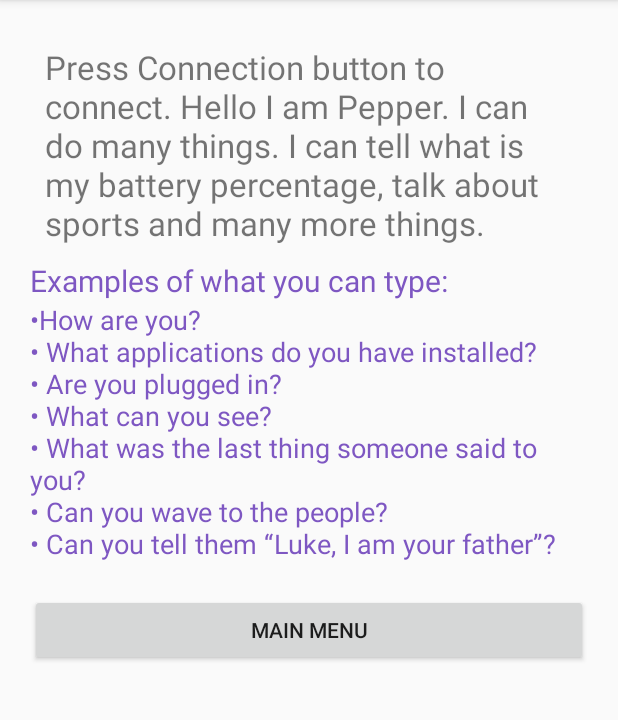
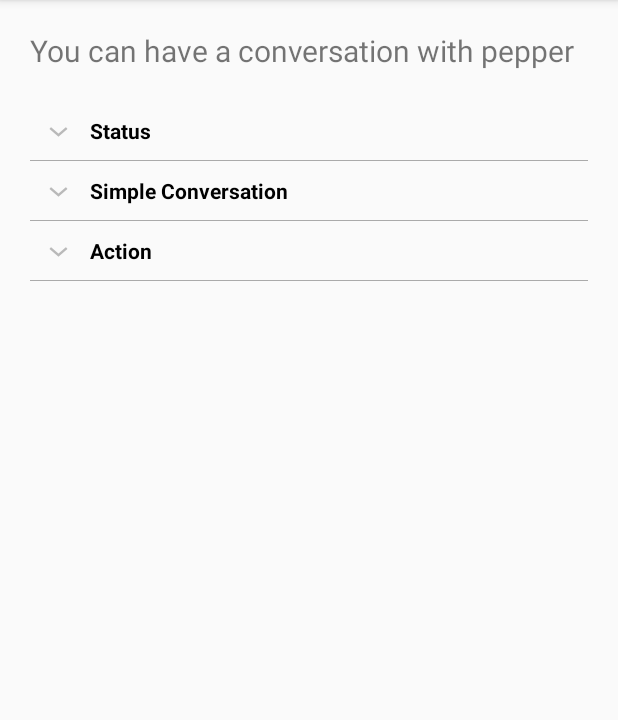
Before and after one commit to ddkpham/Telepresence, an Android app: the HelpPageActivity screen opened directly, with no data from a screen before it, on a phone screen of 412 x 824 dp, the part 84-804 px from its top. Run offline under Robolectric (Android 15) with nearby library versions, the phone set to English and light mode, and no system bars.

Commit message:
Changed HelpPageActivity using ExpandableListView - Added and Edited files for implementing ExpandableListView - Added some sentences in strings.xml

```diff
--- a/Android/app/src/main/java/theshakers/cmpt276/sfu/ca/robottelepresense/HelpPageActivity.java
+++ b/Android/app/src/main/java/theshakers/cmpt276/sfu/ca/robottelepresense/HelpPageActivity.java
@@ -1,32 +1,53 @@
 package theshakers.cmpt276.sfu.ca.robottelepresense;
 
-import android.app.Activity;
-import android.content.Intent;
 import android.os.Bundle;
 import android.support.v7.app.AppCompatActivity;
 import android.view.View;
 import android.widget.Button;
+import android.widget.ExpandableListAdapter;
+import android.widget.ExpandableListView;
+
+import java.util.ArrayList;
+import java.util.HashMap;
+import java.util.List;
+
+import theshakers.cmpt276.sfu.ca.robottelepresense.UI.CustomExpandableListAdapter;
+import theshakers.cmpt276.sfu.ca.robottelepresense.UI.ExpandableListDataPump;
 
 /**
  * Created by baesubin on 2018-10-24.
  */
 
-//Help page activity givess information how to connect to Pepper and how to use it
+//Help page activity gives information how to connect to Pepper and how to use it
 public class HelpPageActivity extends AppCompatActivity {
     private final String TAG = "HelpPageActivity";
     private Button goBackBtn = null;
+    private ExpandableListView expandableListView = null;
+    private ExpandableListAdapter expandableListAdapter = null;
+    private List<String> expandableListTitle = null;
+    private HashMap<String, List<String>> expandableListDetail = null;
+    private ExpandableListDataPump expandableListDataPump = null;
 
     @Override
     protected void onCreate(Bundle savedInstanceState) {
         super.onCreate(savedInstanceState);
         setContentView(R.layout.activity_help);
 
+        expandableListView = (ExpandableListView) findViewById(R.id.expandableListView);
         goBackBtn = (Button) findViewById(R.id.mainMenu);
+
         goBackBtn.setOnClickListener(new View.OnClickListener() {
             @Override
             public void onClick(View v) {
                 finish();
             }
         });
+
+        expandableListDataPump = new ExpandableListDataPump(this);
+        expandableListDetail = expandableListDataPump.getData();
+        expandableListTitle = new ArrayList<String>(expandableListDetail.keySet());
+        expandableListAdapter = new CustomExpandableListAdapter(this, expandableListTitle, expandableListDetail);
+        expandableListView.setAdapter(expandableListAdapter);
+
     }
 }
--- a/Android/app/src/main/java/theshakers/cmpt276/sfu/ca/robottelepresense/MainActivity.java
+++ b/Android/app/src/main/java/theshakers/cmpt276/sfu/ca/robottelepresense/MainActivity.java
@@ -35,6 +35,7 @@ public class MainActivity extends AppCompatActivity implements View.OnClickListe
             case R.id.helpPageBtn:
                 intent = new  Intent (this, HelpPageActivity.class);
                 startActivity(intent);
+                break;
         }
     }
 }
--- a/Android/app/src/main/java/theshakers/cmpt276/sfu/ca/robottelepresense/Model/Message.java
+++ b/Android/app/src/main/java/theshakers/cmpt276/sfu/ca/robottelepresense/Model/Message.java
@@ -1,7 +1,6 @@
 package theshakers.cmpt276.sfu.ca.robottelepresense.Model;
 
 import com.stfalcon.chatkit.commons.models.IMessage;
-
 import java.util.Date;
 
 /**
--- a/Android/app/src/main/java/theshakers/cmpt276/sfu/ca/robottelepresense/Server/Client.java
+++ b/Android/app/src/main/java/theshakers/cmpt276/sfu/ca/robottelepresense/Server/Client.java
@@ -18,7 +18,7 @@ import theshakers.cmpt276.sfu.ca.robottelepresense.R;
  * Created by baesubin on 2018-10-14.
  */
 
-// client class connect to Pepper
+// The class for connecting to python server in Pepper
 public class Client extends AsyncTask <String, Void, String>{
     private final String TAG = "Client";
     private InetAddress inetAddress = null;
--- /dev/null
+++ b/Android/app/src/main/java/theshakers/cmpt276/sfu/ca/robottelepresense/UI/CustomExpandableListAdapter.java
@@ -0,0 +1,101 @@
+package theshakers.cmpt276.sfu.ca.robottelepresense.UI;
+
+import android.content.Context;
+import android.graphics.Typeface;
+import android.view.LayoutInflater;
+import android.view.View;
+import android.view.ViewGroup;
+import android.widget.BaseExpandableListAdapter;
+import android.widget.TextView;
+
+import java.util.HashMap;
+import java.util.List;
+
+import theshakers.cmpt276.sfu.ca.robottelepresense.R;
+
+/**
+ * Created by baesubin on 2018-10-25.
+ */
+
+//The class is custom adapter for ExpandableList in Help page
+public class CustomExpandableListAdapter extends BaseExpandableListAdapter {
+
+    private Context context;
+    private List<String> expandableListTitle;
+    private HashMap<String, List<String>> expandableListDetail;
+
+    public CustomExpandableListAdapter(Context context, List<String> expandableListTitle,
+                                       HashMap<String, List<String>> expandableListDetail) {
+        this.context = context;
+        this.expandableListTitle = expandableListTitle;
+        this.expandableListDetail = expandableListDetail;
+    }
+
+    @Override
+    public Object getChild(int listPosition, int expandedListPosition) {
+        return this.expandableListDetail.get(this.expandableListTitle.get(listPosition)).get(expandedListPosition);
+    }
+
+    @Override
+    public long getChildId(int listPosition, int expandedListPosition) {
+        return expandedListPosition;
+    }
+
+    @Override
+    public View getChildView(int listPosition, final int expandedListPosition, boolean isLastChild, View convertView, ViewGroup parent) {
+        final String expandedListText = (String) getChild(listPosition, expandedListPosition);
+        if (convertView == null) {
+            LayoutInflater layoutInflater = (LayoutInflater) this.context.getSystemService(Context.LAYOUT_INFLATER_SERVICE);
+            convertView = layoutInflater.inflate(R.layout.list_item, null);
+        }
+        TextView expandedListTextView = (TextView) convertView
+                .findViewById(R.id.expandedListItem);
+        expandedListTextView.setText(expandedListText);
+        return convertView;
+    }
+
+    @Override
+    public int getChildrenCount(int listPosition) {
+        return this.expandableListDetail.get(this.expandableListTitle.get(listPosition))
+                .size();
+    }
+
+    @Override
+    public Object getGroup(int listPosition) {
+        return this.expandableListTitle.get(listPosition);
+    }
+
+    @Override
+    public int getGroupCount() {
+        return this.expandableListTitle.size();
+    }
+
+    @Override
+    public long getGroupId(int listPosition) {
+        return listPosition;
+    }
+
+    @Override
+    public View getGroupView(int listPosition, boolean isExpanded, View convertView, ViewGroup parent) {
+        String listTitle = (String) getGroup(listPosition);
+        if (convertView == null) {
+            LayoutInflater layoutInflater = (LayoutInflater) this.context.
+                    getSystemService(Context.LAYOUT_INFLATER_SERVICE);
+            convertView = layoutInflater.inflate(R.layout.list_group, null);
+        }
+        TextView listTitleTextView = (TextView) convertView.findViewById(R.id.listTitle);
+        listTitleTextView.setTypeface(null, Typeface.BOLD);
+        listTitleTextView.setText(listTitle);
+        return convertView;
+    }
+
+    @Override
+    public boolean hasStableIds() {
+        return false;
+    }
+
+    @Override
+    public boolean isChildSelectable(int listPosition, int expandedListPosition) {
+        return true;
+    }
+}
--- /dev/null
+++ b/Android/app/src/main/java/theshakers/cmpt276/sfu/ca/robottelepresense/UI/ExpandableListDataPump.java
@@ -0,0 +1,46 @@
+package theshakers.cmpt276.sfu.ca.robottelepresense.UI;
+
+import android.content.Context;
+import java.util.ArrayList;
+import java.util.HashMap;
+import java.util.List;
+
+import theshakers.cmpt276.sfu.ca.robottelepresense.R;
+
+/**
+ * Created by baesubin on 2018-10-25.
+ */
+
+//the class for data will be showed Help page through ExpandableList
+public class ExpandableListDataPump {
+    private Context context = null;
+
+    public ExpandableListDataPump(Context context) {
+        this.context = context;
+    }
+
+    public HashMap<String, List<String>> getData() {
+        HashMap<String, List<String>> expandableListDetail = new HashMap<String, List<String>>();
+
+        List<String> simpleConversation = new ArrayList<String>();
+        String conversation_str[] = context.getResources().getStringArray(R.array.simple_conversation);
+        for(String i: conversation_str)
+            simpleConversation.add(i);
+
+        List<String> status = new ArrayList<String>();
+        String status_str[] = context.getResources().getStringArray(R.array.status);
+        for(String i: status_str)
+            status.add(i);
+
+        List<String> action = new ArrayList<String>();
+        String action_str[] = context.getResources().getStringArray(R.array.action);
+        for(String i: action_str)
+            action.add(i);
+
+        expandableListDetail.put("Simple Conversation", simpleConversation);
+        expandableListDetail.put("Status", status);
+        expandableListDetail.put("Action", action);
+
+        return expandableListDetail;
+    }
+}
--- a/Android/app/src/main/res/layout/activity_help.xml
+++ b/Android/app/src/main/res/layout/activity_help.xml
@@ -4,24 +4,20 @@
     android:layout_height="match_parent"
     android:orientation="vertical"
     android:padding="20dp">
+
     <TextView
+        android:text="@string/help_intro"
         android:layout_width="match_parent"
         android:layout_height="wrap_content"
-        android:layout_margin="10dp"
-        android:text="@string/helpPageText"
-        android:textSize="22sp"/>
-    <TextView
+        android:textSize="20dp"
+        android:layout_marginBottom="20dp"/>
+    <ExpandableListView
+        android:id="@+id/expandableListView"
+        android:layout_height="match_parent"
         android:layout_width="match_parent"
-        android:layout_height="wrap_content"
-        android:text="@string/mid"
-        android:textColor="#7e57c2"
-        android:textSize="20sp" />
-    <TextView
-        android:layout_width="match_parent"
-        android:layout_height="wrap_content"
-        android:text="@string/list"
-        android:textColor="#7e57c2"
-        android:textSize="18sp" />
+        android:indicatorLeft="?android:attr/expandableListPreferredItemIndicatorLeft"
+        android:divider="@android:color/darker_gray"
+        android:dividerHeight="0.5dp" />
     <Button
         android:id="@+id/mainMenu"
         android:layout_width="match_parent"
--- /dev/null
+++ b/Android/app/src/main/res/layout/list_group.xml
@@ -0,0 +1,17 @@
+<?xml version="1.0" encoding="utf-8"?>
+<LinearLayout
+    xmlns:android="http://schemas.android.com/apk/res/android"
+    android:orientation="vertical"
+    android:layout_width="match_parent"
+    android:layout_height="match_parent">
+
+    <TextView
+        android:id="@+id/listTitle"
+        android:layout_width="fill_parent"
+        android:layout_height="wrap_content"
+        android:paddingLeft="?android:attr/expandableListPreferredItemPaddingLeft"
+        android:textColor="@android:color/black"
+        android:paddingTop="10dp"
+        android:paddingBottom="10dp" />
+
+</LinearLayout>
--- /dev/null
+++ b/Android/app/src/main/res/layout/list_item.xml
@@ -0,0 +1,16 @@
+<?xml version="1.0" encoding="utf-8"?>
+<LinearLayout
+    xmlns:android="http://schemas.android.com/apk/res/android"
+    android:orientation="vertical"
+    android:layout_width="match_parent"
+    android:layout_height="wrap_content">
+
+    <TextView
+        android:id="@+id/expandedListItem"
+        android:layout_width="fill_parent"
+        android:layout_height="wrap_content"
+        android:paddingLeft="?android:attr/expandableListPreferredChildPaddingLeft"
+        android:paddingTop="10dp"
+        android:paddingBottom="10dp" />
+
+</LinearLayout>
--- a/Android/app/src/main/res/values/strings.xml
+++ b/Android/app/src/main/res/values/strings.xml
@@ -1,6 +1,7 @@
 <resources>
+
+    <!-- App -->
     <string name="app_name">Robot Telepresence</string>
-    <string name="title_activity_help_page">HelpPageActivity</string>
     <string name="helpPageText">Press Connection button to connect.
         Hello I am Pepper. I can do many things.
         I can tell what is my battery percentage, talk about sports and many more things.
@@ -15,9 +16,35 @@
         Can you wave to the people?\n\u2022
         Can you tell them “Luke, I am your father”?\n
     </string>
+    <string name="connect_btn">Connection</string>
+
+    <!-- Chat Activity -->
+    <string name="hint_enter_a_message">Enter a message here</string>
     <string name="error_wrong_attempt">This is wrong attempt, can you try again?</string>
     <string name="error_connection">There is connection error with server, can you try again?</string>
-    <string name="connect_btn">Connection</string>
+
+    <!-- Help Page Activity-->
+    <string name="title_activity_help_page">HelpPageActivity</string>
     <string name="help_page_btn">Help Page</string>
-    <string name="hint_enter_a_message">Enter a message here</string>
+    <string name="help_intro">You can have a conversation with pepper</string>
+
+    <string-array name="simple_conversation">
+        <item>Hello</item>
+        <item>wassuppp</item>
+        <item>Good morning</item>
+        <item>How are you?</item>
+        <item>I want some {food name}</item>
+        <item>connect</item>
+        <item>repeat after me {whatever}</item>
+    </string-array>
+
+    <string-array name="status">
+        <item>Battery lvl is</item>
+        <item>What is your IP?</item>
+    </string-array>
+
+    <string-array name="action">
+        <item>Can you dance?</item>
+    </string-array>
+
 </resources>
```
